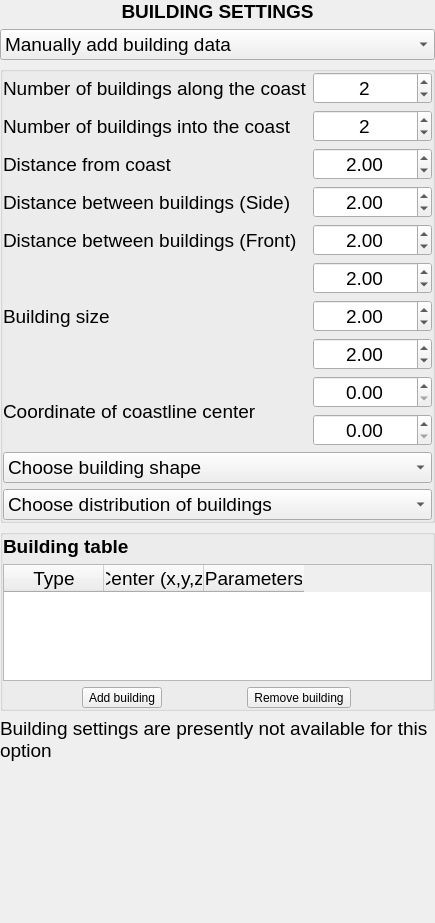
Qt form EVENTS/GeoClawOpenFOAM/buildings.ui (NHERI-SimCenter/HydroUQ) before a commit.
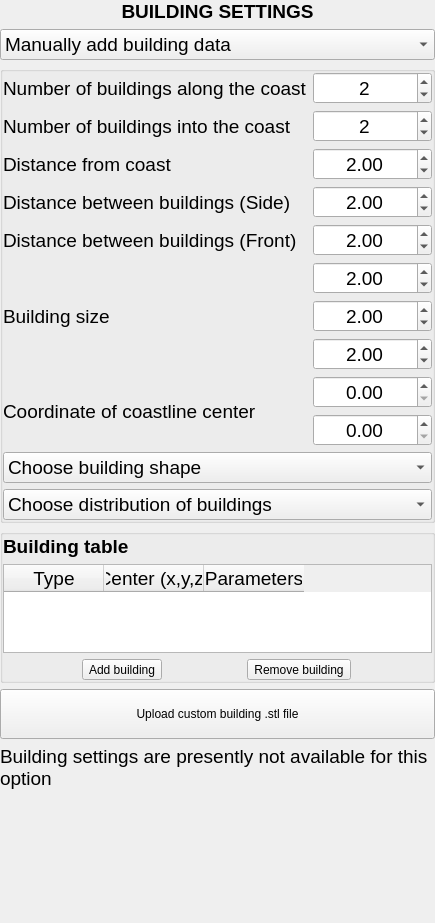
The same form after that commit.

```diff
--- a/EVENTS/GeoClawOpenFOAM/buildings.ui
+++ b/EVENTS/GeoClawOpenFOAM/buildings.ui
@@ -563,6 +563,15 @@
      </layout>
     </widget>
    </item>
+   <item>
+    <widget class="QPushButton" name="Btn_CustomBuild">
+     <property name="text">
+      <string>
+Upload custom building .stl file
+</string>
+     </property>
+    </widget>
+   </item>
    <item>
     <widget class="QLabel" name="Lbl_Notice">
      <property name="font">
```
Left out of the diff: 10 changed lines with no effect on the pictures.
